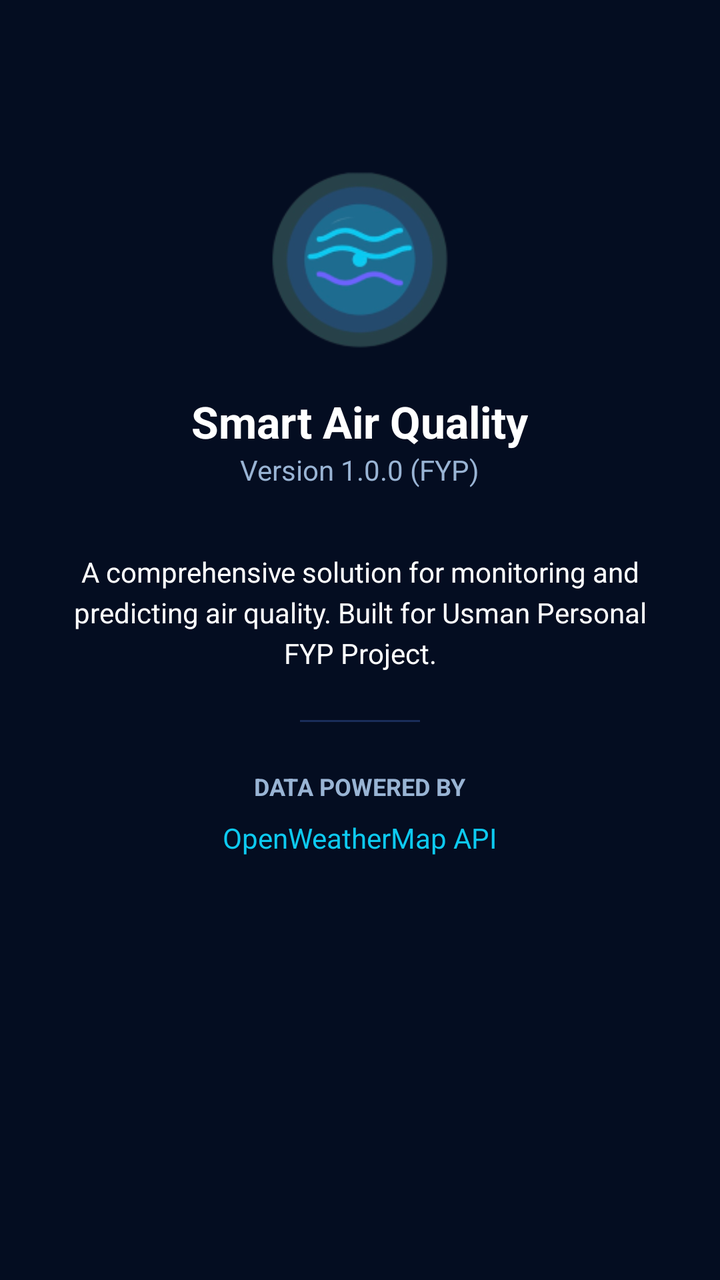
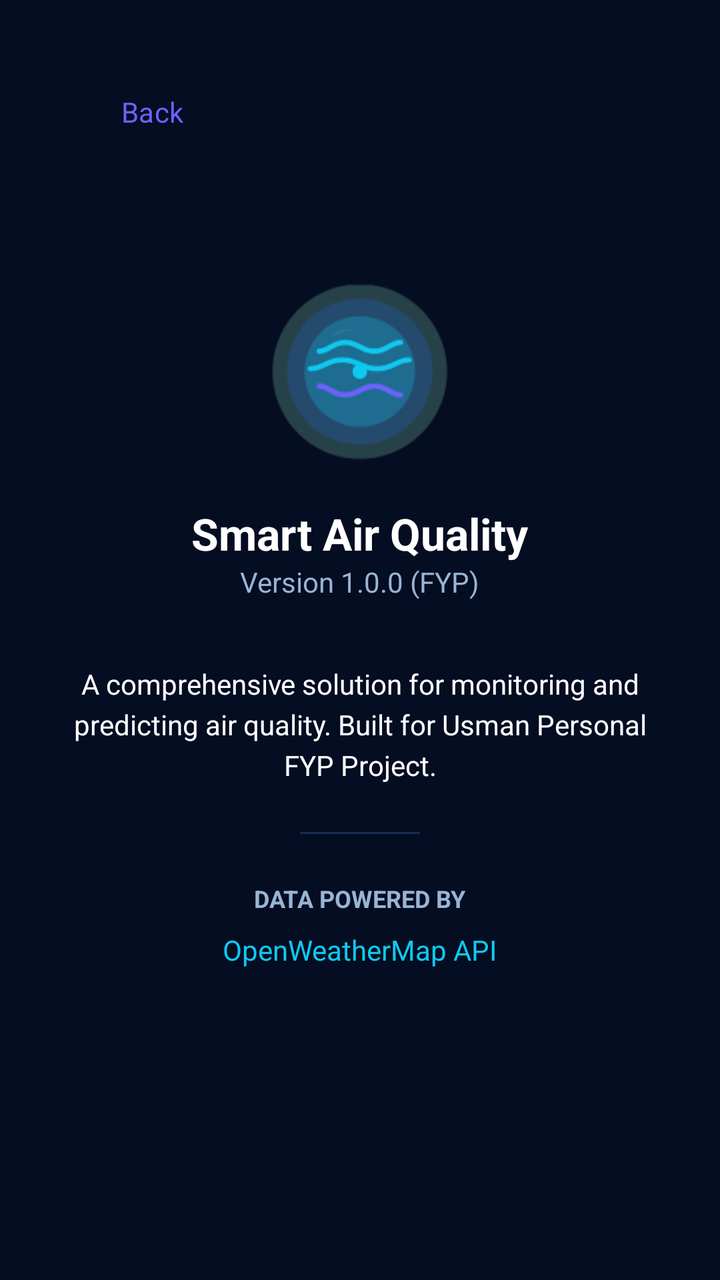

Screens rendered from an Android XML layout before and after an edit, with the pre-edit source and the edit as a unified diff.
<!-- AndroidManifest.xml: application theme Theme.AirQuiltyMeter -->
<!-- res/layout/fragment_about.xml -->
<?xml version="1.0" encoding="utf-8"?>
<LinearLayout
    xmlns:android="http://schemas.android.com/apk/res/android"
    xmlns:app="http://schemas.android.com/apk/res-auto"
    android:layout_width="match_parent"
    android:layout_height="match_parent"
    android:orientation="vertical"
    android:gravity="center_horizontal"
    android:background="@color/color_background"
    android:padding="32dp">

    <ImageView
        android:layout_width="100dp"
        android:layout_height="100dp"
        android:src="@mipmap/ic_launcher"
        android:layout_marginTop="48dp" />

    <TextView
        android:layout_width="wrap_content"
        android:layout_height="wrap_content"
        android:text="Smart Air Quality"
        android:textColor="@color/white"
        android:textSize="22sp"
        android:textStyle="bold"
        android:layout_marginTop="16dp" />

    <TextView
        android:layout_width="wrap_content"
        android:layout_height="wrap_content"
        android:text="Version 1.0.0 (FYP)"
        android:textColor="@color/color_text_secondary"
        android:textSize="14sp" />

    <TextView
        android:layout_width="match_parent"
        android:layout_height="wrap_content"
        android:text="A comprehensive solution for monitoring and predicting air quality. Built for Usman Personal FYP Project."
        android:textColor="@color/white"
        android:textSize="14sp"
        android:gravity="center"
        android:layout_marginTop="32dp"
        android:lineSpacingExtra="4dp" />

    <View
        android:layout_width="60dp"
        android:layout_height="1dp"
        android:background="@color/color_divider"
        android:layout_marginVertical="24dp" />

    <TextView
        android:layout_width="wrap_content"
        android:layout_height="wrap_content"
        android:text="Data Powered By"
        android:textColor="@color/color_text_secondary"
        android:textSize="12sp"
        android:textStyle="bold"
        android:textAllCaps="true"
        android:layout_marginBottom="8dp" />

    <TextView
        android:layout_width="wrap_content"
        android:layout_height="wrap_content"
        android:text="OpenWeatherMap API"
        android:textColor="@color/color_secondary"
        android:textSize="14sp" />

</LinearLayout>
<!-- resources referenced by this layout -->
<resources>
  <color name="color_background">#040D21</color>
  <color name="color_divider">#1A2D5A</color>
  <color name="color_secondary">#0DCAF0</color>
  <color name="color_text_secondary">#99B4D4</color>
  <color name="white">#FFFFFF</color>
  <!-- mipmap ic_launcher: png bitmap (mipmap-hdpi, 5136 bytes) -->
  <style name="Theme.AirQuiltyMeter" parent="Base.Theme.AirQuiltyMeter" />
  <style name="Base.Theme.AirQuiltyMeter" parent="Theme.Material3.DayNight.NoActionBar">
          <item name="colorPrimary">@color/color_primary</item>
          <item name="colorPrimaryVariant">@color/color_primary_variant</item>
          <item name="colorOnPrimary">@color/color_on_primary</item>
          <item name="colorSecondary">@color/color_secondary</item>
          <item name="colorSecondaryVariant">@color/color_secondary_variant</item>
          <item name="colorOnSecondary">@color/color_on_secondary</item>
          <item name="android:colorBackground">@color/color_background</item>
          <item name="colorSurface">@color/color_surface</item>
          <item name="colorOnSurface">@color/color_on_surface</item>
          <item name="colorError">@color/color_error</item>
          <item name="colorOnError">@color/color_on_error</item>
          <item name="android:statusBarColor">@color/color_status_bar</item>
          <item name="android:navigationBarColor">@color/color_background</item>
          <item name="android:windowLightStatusBar" tools:targetApi="m">false</item>
          <item name="android:fontFamily">sans-serif</item>
      </style>
  <color name="color_primary">#6C63FF</color>
  <color name="color_primary_variant">#5A54D4</color>
  <color name="color_on_primary">#FFFFFF</color>
  <color name="color_secondary_variant">#00A8CC</color>
  <color name="color_on_secondary">#000000</color>
  <color name="color_surface">#0B1638</color>
  <color name="color_on_surface">#FFFFFF</color>
  <color name="color_error">#FF5252</color>
  <color name="color_on_error">#FFFFFF</color>
  <color name="color_status_bar">#040D21</color>
</resources>

<!-- the commit's change to res/layout/fragment_about.xml (unified diff, before → after) -->
@@ -8,6 +8,16 @@
     android:gravity="center_horizontal"
     android:background="@color/color_background"
     android:padding="32dp">
+
+    <com.google.android.material.button.MaterialButton
+        android:id="@+id/btn_back"
+        style="@style/Widget.Material3.Button.TextButton"
+        android:layout_width="wrap_content"
+        android:layout_height="wrap_content"
+        android:layout_gravity="start"
+        android:text="Back"
+        android:textAllCaps="false"
+        android:layout_marginBottom="8dp" />
 
     <ImageView
         android:layout_width="100dp"
